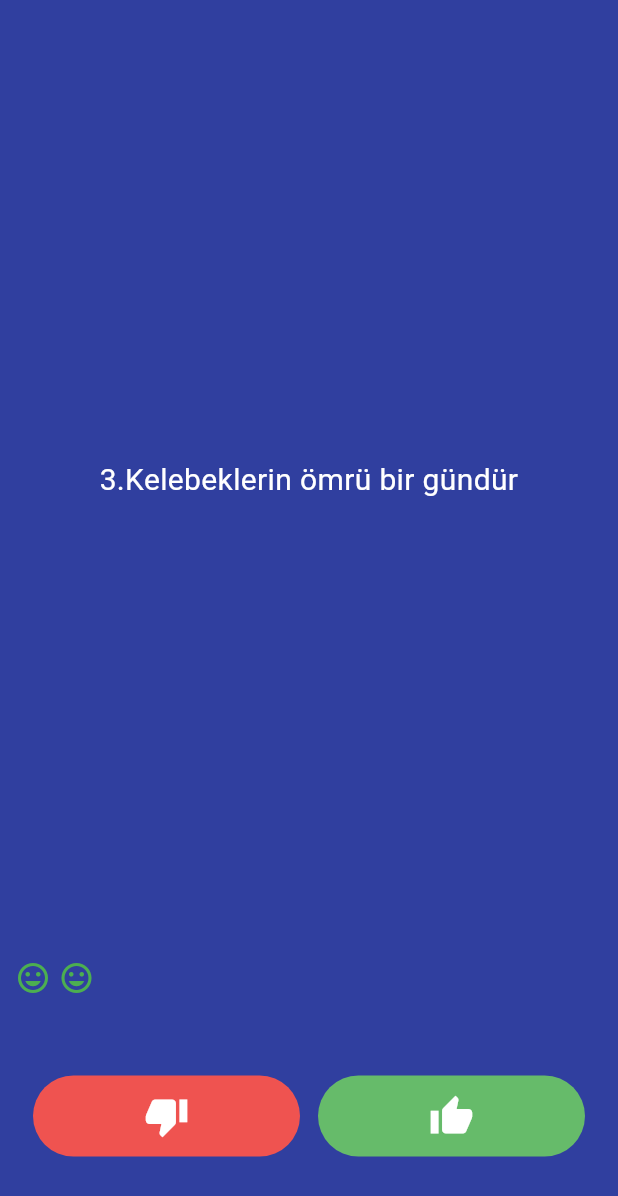
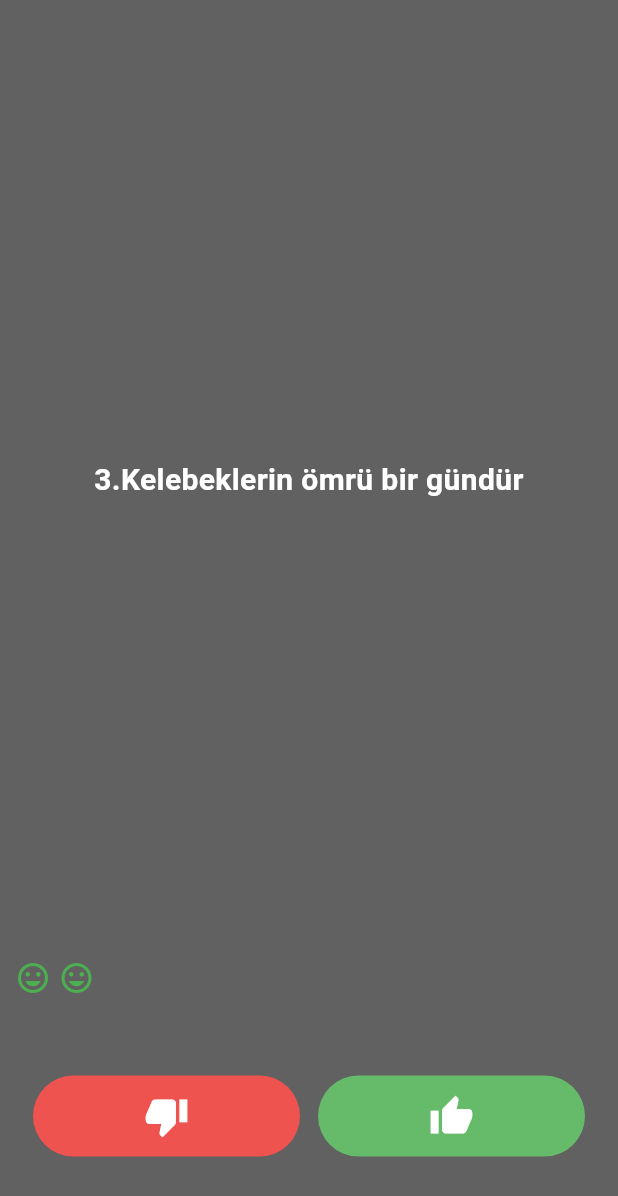
Before and after one commit to SemihAyduran/bilgi_testi, a Flutter app: the screen it shows after launch, after a tap on the "thumb down" icon, after a tap on the "thumb up" icon, on a phone screen of 412 x 824 dp. Shown: the top 1196 px of the screen. Run offline on Flutter 3.47's test engine with Material 3 defaults, Android fonts, the phone set to English and light mode, and no system bars.

Commit message:
Yeni dosyalar eklendi

```diff
--- a/lib/main.dart
+++ b/lib/main.dart
@@ -1,5 +1,7 @@
 import 'package:bilgi_testi/constants.dart';
+import 'package:bilgi_testi/test_veri.dart';
 import 'package:flutter/material.dart';
+
 
 void main() => runApp(BilgiTesti());
 
@@ -8,7 +10,7 @@ class BilgiTesti extends StatelessWidget {
   Widget build(BuildContext context) {
     return MaterialApp(
       home: Scaffold(
-        backgroundColor: Colors.indigo[700],
+        backgroundColor: Colors.grey[700],
         body: SafeArea(
           child: Padding(
             padding: EdgeInsets.symmetric(horizontal: 10.0),
@@ -28,33 +30,7 @@ class SoruSayfasi extends StatefulWidget {
 class _SoruSayfasiState extends State<SoruSayfasi> {
   List<Widget> secimler = [];
 
-  List<Soru> soruBankasi = [
-    Soru(
-      soruMetni: '1.Titanic gelmiş geçmiş en büyük gemidir',
-      soruYaniti: false,
-    ),
-    Soru(
-      soruMetni: '2.Dünyadaki tavuk sayısı insan sayısından fazladır',
-      soruYaniti: true,
-    ),
-    Soru(soruMetni: '3.Kelebeklerin ömrü bir gündür', soruYaniti: false),
-    Soru(soruMetni: '4.Dünya düzdür', soruYaniti: false),
-    Soru(
-      soruMetni: '5.Kaju fıstığı aslında bir meyvenin sapıdır',
-      soruYaniti: true,
-    ),
-    Soru(
-      soruMetni: '6.Fatih Sultan Mehmet hiç patates yememiştir',
-      soruYaniti: true,
-    ),
-  ];
-
-  Soru soru_1 = Soru(
-    soruMetni: '1.Titanic gelmiş geçmiş en büyük gemidir',
-    soruYaniti: false,
-  );
-
-  int soruIndex = 0;
+  TestVeri test_1 = TestVeri();
 
   @override
   Widget build(BuildContext context) {
@@ -68,9 +44,14 @@ class _SoruSayfasiState extends State<SoruSayfasi> {
             padding: EdgeInsets.all(10.0),
             child: Center(
               child: Text(
-                soruBankasi[soruIndex].soruMetni,
+                test_1.getSoruMetni(),
+                // test_1.soruBankasi[soruIndex].soruMetni, // test_1 adlı objenin içindeki soruBankasi adlı listenin soruIndexinci (0,1,2....) değerine ulaş, onunda soruMetni adlı değişkenini bana getir.
                 textAlign: TextAlign.center,
-                style: TextStyle(fontSize: 20.0, color: Colors.white),
+                style: TextStyle(
+                  fontSize: 20.0,
+                  color: Colors.white,
+                  fontWeight: FontWeight.bold,
+                ),
               ),
             ),
           ),
@@ -97,10 +78,11 @@ class _SoruSayfasiState extends State<SoruSayfasi> {
                       ),
                       onPressed: () {
                         setState(() {
-                          soruBankasi[soruIndex].soruYaniti == false
+                          test_1.getSoruYaniti() == false
                               ? secimler.add(kDogruIconu)
                               : secimler.add(kYanlisIconu);
-                          soruIndex++;
+
+                          test_1.sonrakiSoru();
                         });
                       },
                     ),
@@ -121,10 +103,10 @@ class _SoruSayfasiState extends State<SoruSayfasi> {
                       ),
                       onPressed: () {
                         setState(() {
-                          soruBankasi[soruIndex].soruYaniti == true
+                          test_1.getSoruYaniti() == true
                               ? secimler.add(kDogruIconu)
                               : secimler.add(kYanlisIconu);
-                          soruIndex++;
+                          test_1.sonrakiSoru();
                         });
                       },
                     ),
@@ -138,10 +120,3 @@ class _SoruSayfasiState extends State<SoruSayfasi> {
     );
   }
 }
-
-class Soru {
-  String soruMetni;
-  bool soruYaniti;
-
-  Soru({required this.soruMetni, required this.soruYaniti});
-}
```
